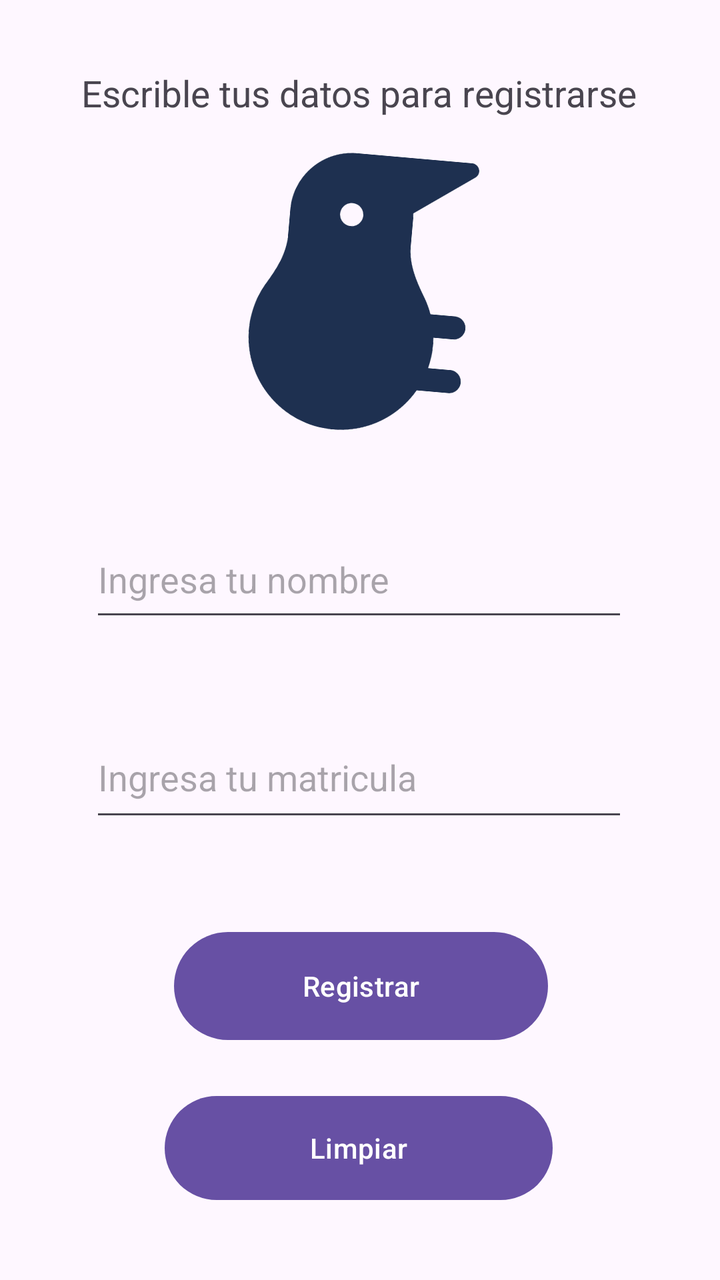
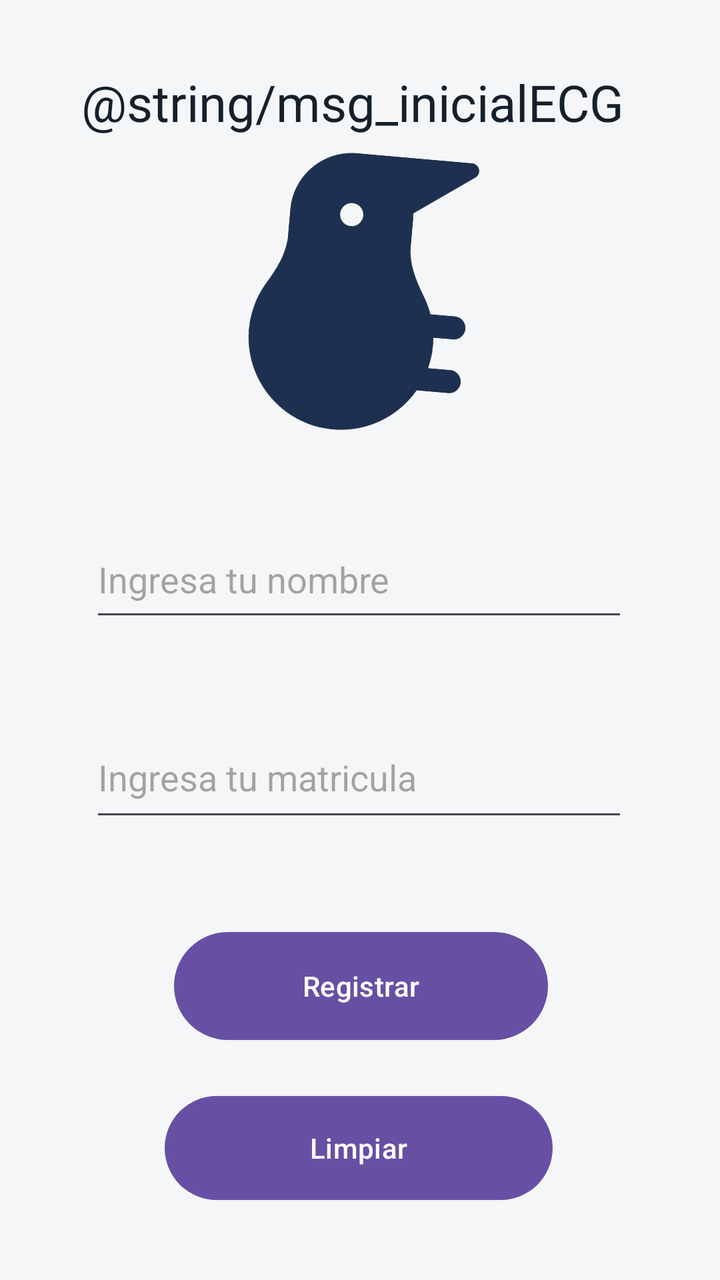

Compare the two renders of this Android layout. The source of the first and the diff that turns it into the second are given below.
<!-- AndroidManifest.xml: application theme Theme.Practica1 -->
<!-- res/layout/activity_main.xml -->
<?xml version="1.0" encoding="utf-8"?>
<androidx.constraintlayout.widget.ConstraintLayout xmlns:android="http://schemas.android.com/apk/res/android"
    xmlns:app="http://schemas.android.com/apk/res-auto"
    xmlns:tools="http://schemas.android.com/tools"
    android:id="@+id/main"
    android:layout_width="match_parent"
    android:layout_height="match_parent"
    tools:context=".MainActivity">

    <TextView
        android:id="@+id/tvMensaje"
        android:layout_width="279dp"
        android:layout_height="0dp"
        android:layout_marginTop="34dp"
        android:layout_marginBottom="394dp"
        android:text="Escrible tus datos para registrarse"
        app:autoSizeTextType="uniform"
        app:layout_constraintBottom_toTopOf="@+id/btnRegistrar"
        app:layout_constraintEnd_toEndOf="parent"
        app:layout_constraintHorizontal_bias="0.5"
        app:layout_constraintStart_toStartOf="parent"
        app:layout_constraintTop_toTopOf="parent"
        app:layout_constraintVertical_bias="0.059" />

    <EditText
        android:id="@+id/etxtNombre"
        android:layout_width="269dp"
        android:layout_height="55dp"
        android:layout_marginBottom="42dp"
        android:ems="10"
        android:hint="Ingresa tu nombre"
        android:inputType="text"
        app:layout_constraintBottom_toTopOf="@+id/etxtMatricula"
        app:layout_constraintEnd_toEndOf="parent"
        app:layout_constraintHorizontal_bias="0.496"
        app:layout_constraintStart_toStartOf="parent"
        app:layout_constraintTop_toBottomOf="@+id/ivLogo" />

    <EditText
        android:id="@+id/etxtMatricula"
        android:layout_width="269dp"
        android:layout_height="57dp"
        android:layout_marginBottom="45dp"
        android:ems="10"
        android:hint="Ingresa tu matricula"
        android:inputType="text"
        app:layout_constraintBottom_toTopOf="@+id/btnRegistrar"
        app:layout_constraintEnd_toEndOf="parent"
        app:layout_constraintHorizontal_bias="0.496"
        app:layout_constraintStart_toStartOf="parent"
        app:layout_constraintTop_toBottomOf="@+id/etxtNombre" />

    <Button
        android:id="@+id/btnLimpiar"
        android:layout_width="194dp"
        android:layout_height="60dp"
        android:layout_marginTop="20dp"
        android:text="Limpiar"
        app:layout_constraintEnd_toEndOf="parent"
        app:layout_constraintHorizontal_bias="0.496"
        app:layout_constraintStart_toStartOf="parent"
        app:layout_constraintTop_toBottomOf="@+id/btnRegistrar" />

    <Button
        android:id="@+id/btnRegistrar"
        android:layout_width="187dp"
        android:layout_height="62dp"
        android:layout_marginBottom="116dp"
        android:text="Registrar"
        app:layout_constraintBottom_toBottomOf="parent"
        app:layout_constraintEnd_toEndOf="parent"
        app:layout_constraintHorizontal_bias="0.502"
        app:layout_constraintStart_toStartOf="parent"
        app:layout_constraintTop_toBottomOf="@+id/tvMensaje" />

    <androidx.constraintlayout.widget.Guideline
        android:id="@+id/guideline2"
        android:layout_width="wrap_content"
        android:layout_height="wrap_content" />

    <androidx.constraintlayout.widget.Barrier
        android:layout_width="wrap_content"
        android:layout_height="wrap_content" />

    <ProgressBar
        android:id="@+id/pbCarga"
        style="?android:attr/progressBarStyle"
        android:layout_width="132dp"
        android:layout_height="81dp"
        android:visibility="gone"
        app:layout_constraintBottom_toBottomOf="parent"
        app:layout_constraintEnd_toEndOf="parent"
        app:layout_constraintHorizontal_bias="0.498"
        app:layout_constraintStart_toStartOf="parent"
        app:layout_constraintTop_toTopOf="parent" />

    <ImageView
        android:id="@+id/ivLogo"
        android:layout_width="261dp"
        android:layout_height="154dp"
        android:layout_marginBottom="36dp"
        android:rotation="-85"
        app:layout_constraintBottom_toTopOf="@+id/etxtNombre"
        app:layout_constraintEnd_toEndOf="parent"
        app:layout_constraintStart_toStartOf="parent"
        app:layout_constraintTop_toBottomOf="@+id/tvMensaje"
        app:srcCompat="@drawable/kiwi" />
</androidx.constraintlayout.widget.ConstraintLayout>
<!-- resources referenced by this layout -->
<resources>
  <!-- drawable kiwi: png bitmap (drawable, 22584 bytes) -->
  <style name="Theme.Practica1" parent="Base.Theme.Practica1" />
  <style name="Base.Theme.Practica1" parent="Theme.Material3.DayNight.NoActionBar">
          
          
      </style>
</resources>

<!-- the commit's change to res/layout/activity_main.xml (unified diff, before → after) -->
@@ -5,7 +5,10 @@
     android:id="@+id/main"
     android:layout_width="match_parent"
     android:layout_height="match_parent"
-    tools:context=".MainActivity">
+    tools:context=".MainActivity"
+    android:background="@color/fondoECG"
+    >
+
 
     <TextView
         android:id="@+id/tvMensaje"
@@ -13,14 +16,16 @@
         android:layout_height="0dp"
         android:layout_marginTop="34dp"
         android:layout_marginBottom="394dp"
-        android:text="Escrible tus datos para registrarse"
+        android:text="@string/msg_inicialECG"
         app:autoSizeTextType="uniform"
         app:layout_constraintBottom_toTopOf="@+id/btnRegistrar"
         app:layout_constraintEnd_toEndOf="parent"
         app:layout_constraintHorizontal_bias="0.5"
         app:layout_constraintStart_toStartOf="parent"
         app:layout_constraintTop_toTopOf="parent"
-        app:layout_constraintVertical_bias="0.059" />
+        app:layout_constraintVertical_bias="0.059"
+        android:textColor="@color/textoECG"
+        />
 
     <EditText
         android:id="@+id/etxtNombre"
<!-- resource entries referenced after the edit -->
@@ -1,5 +1,7 @@
 <!-- resources referenced by this layout -->
 <resources>
+  <color name="fondoECG">#F4F6F7</color>
+  <color name="textoECG">#15202B</color>
   <!-- drawable kiwi: png bitmap (drawable, 22584 bytes) -->
   <style name="Theme.Practica1" parent="Base.Theme.Practica1" />
   <style name="Base.Theme.Practica1" parent="Theme.Material3.DayNight.NoActionBar">
